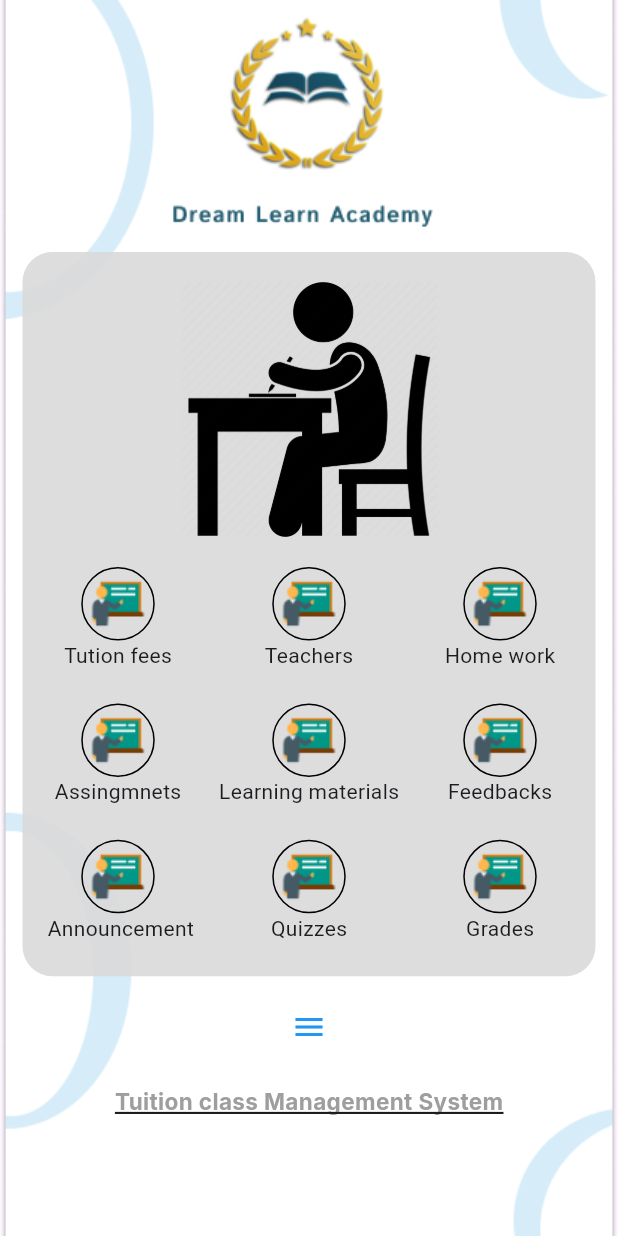
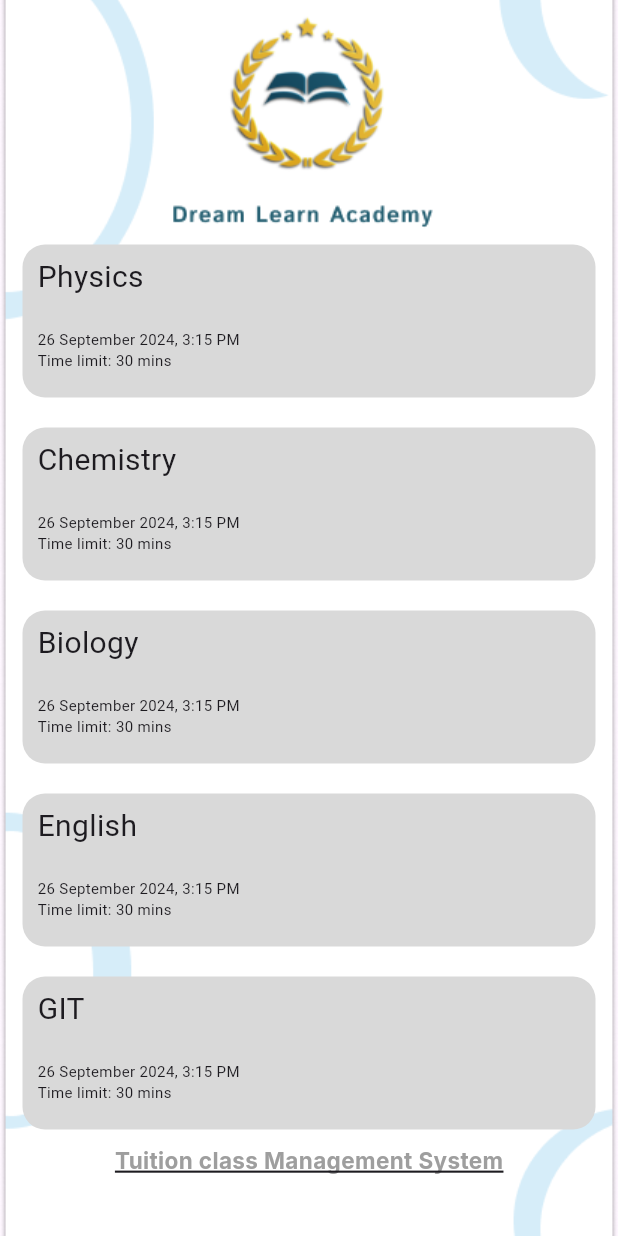
Before and after one commit to JanodAbesekara/MobileApp, a Flutter app: the MainHome2 widget shown alone on an empty page, opened directly, after a tap on "Students", on a phone screen of 412 x 824 dp. Run offline on Flutter 3.47's test engine with Material 3 defaults, Android fonts, the phone set to English and light mode, and no system bars; our stand-ins replace google_fonts; missing offline and left inert: more_loading_gif.

Commit message:
registered cards list UI

```diff
--- a/dream_learn_app/dream_learn_app/lib/screens/main_home2.dart
+++ b/dream_learn_app/dream_learn_app/lib/screens/main_home2.dart
@@ -1,5 +1,6 @@
 import 'package:dream_learn_app/screens/login_screen.dart';
 import 'package:dream_learn_app/screens/background.dart';
+import 'package:dream_learn_app/screens/registered_class_list.dart';
 import 'package:dream_learn_app/screens/student_dashboard.dart';
 import 'package:dream_learn_app/utils/role_selection_button.dart';
 import 'package:flutter/material.dart';
@@ -19,7 +20,7 @@ class MainHome2 extends StatelessWidget {
           ),
           const SizedBox(height: 20),
           RoleSelectionButton("assets/student_icon.png", 'Students', () {
-             Navigator.of(context).push(MaterialPageRoute(builder: (context) => StudentDashboard()));
+             Navigator.of(context).push(MaterialPageRoute(builder: (context) => RegisteredClassList()));
           }),
           const SizedBox(height: 20),
           RoleSelectionButton("assets/teacher_icon.png", 'Teachers', () {
--- /dev/null
+++ b/dream_learn_app/dream_learn_app/lib/screens/registered_class_list.dart
@@ -0,0 +1,46 @@
+import 'package:dream_learn_app/screens/background.dart';
+import 'package:dream_learn_app/utils/class_card.dart';
+import 'package:flutter/material.dart';
+
+class RegisteredClassList extends StatelessWidget {
+  const RegisteredClassList({super.key});
+
+
+
+  Widget _passChild(BuildContext context) {
+    return Column(
+      crossAxisAlignment: CrossAxisAlignment.stretch,
+      children: [
+        //class cards
+        Padding(
+          padding: const EdgeInsets.symmetric(horizontal: 15,vertical: 10),
+          child: ClassCard(title: 'Physics',dateTime: '26 September 2024, 3:15 PM',timeLimit: 'Time limit: 30 mins',),
+        ),
+          Padding(
+          padding: const EdgeInsets.symmetric(horizontal: 15,vertical: 10),
+          child: ClassCard(title: 'Chemistry',dateTime: '26 September 2024, 3:15 PM',timeLimit: 'Time limit: 30 mins',),
+        ),
+          Padding(
+          padding: const EdgeInsets.symmetric(horizontal: 15,vertical: 10),
+          child: ClassCard(title: 'Biology',dateTime: '26 September 2024, 3:15 PM',timeLimit: 'Time limit: 30 mins',),
+        ),
+          Padding(
+          padding: const EdgeInsets.symmetric(horizontal: 15,vertical: 10),
+          child: ClassCard(title: 'English',dateTime: '26 September 2024, 3:15 PM',timeLimit: 'Time limit: 30 mins',),
+        ),
+          Padding(
+          padding: const EdgeInsets.symmetric(horizontal: 15,vertical: 10),
+          child: ClassCard(title: 'GIT',dateTime: '26 September 2024, 3:15 PM',timeLimit: 'Time limit: 30 mins',),
+        ),
+
+      ],
+    );
+  }
+
+  @override
+  Widget build(BuildContext context) {
+    return BackgroundScreen(
+      child: _passChild(context),
+    );
+  }
+}
--- /dev/null
+++ b/dream_learn_app/dream_learn_app/lib/utils/class_card.dart
@@ -0,0 +1,37 @@
+import 'package:flutter/material.dart';
+
+class ClassCard extends StatelessWidget {
+  final String title;
+  final String dateTime;
+  final String timeLimit;
+  const ClassCard({required this.title,required this.dateTime,required this.timeLimit, super.key});
+
+  @override
+  Widget build(BuildContext context) {
+    return Container(
+      padding: EdgeInsets.symmetric(horizontal: 10,vertical: 7),
+      height: 102,
+
+      decoration: BoxDecoration(
+         color: Color(0xffD9D9D9),
+        borderRadius: BorderRadius.circular(15)
+      ),
+      child: Column(
+        crossAxisAlignment: CrossAxisAlignment.start,
+       children: [
+        //title
+        Text(title,style: TextStyle(
+          fontSize: 20
+        ),),
+        SizedBox(height: 20,),
+         Text(dateTime,style: TextStyle(
+          fontSize: 10
+        ),),
+         Text(timeLimit,style: TextStyle(
+          fontSize: 10
+        ),)
+       ],
+      ),
+
+    ); }
+}
```
